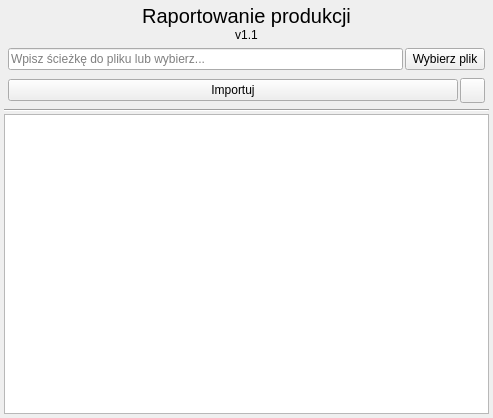
kolomir/place_v2, file Forms/raportowanie_prod.ui: the form before one commit.
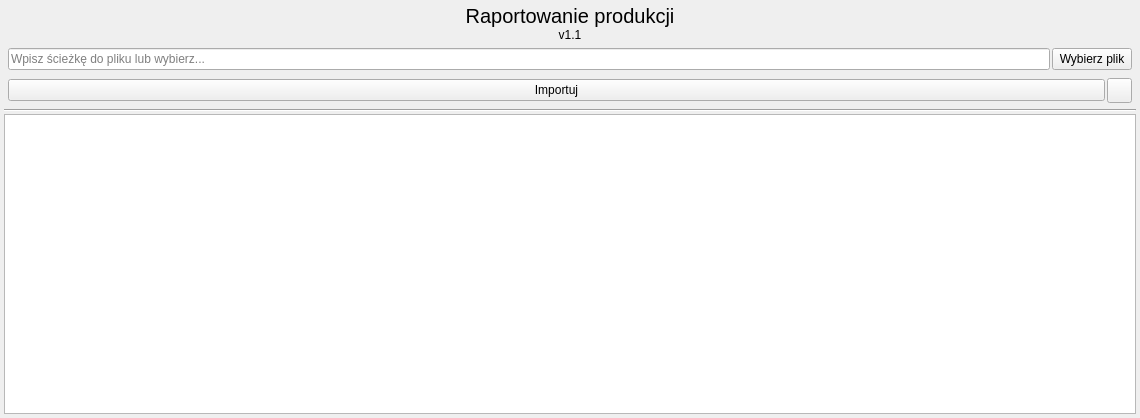
The form after the commit. Icons and pictures are not drawn.

Patch:
```diff
--- a/Forms/raportowanie_prod.ui
+++ b/Forms/raportowanie_prod.ui
@@ -6,7 +6,7 @@
    <rect>
     <x>0</x>
     <y>0</y>
-    <width>493</width>
+    <width>1140</width>
     <height>418</height>
    </rect>
   </property>
```
